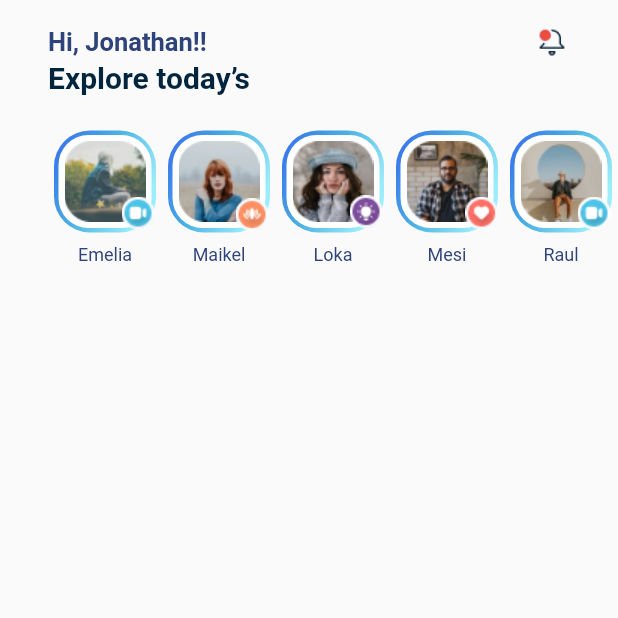
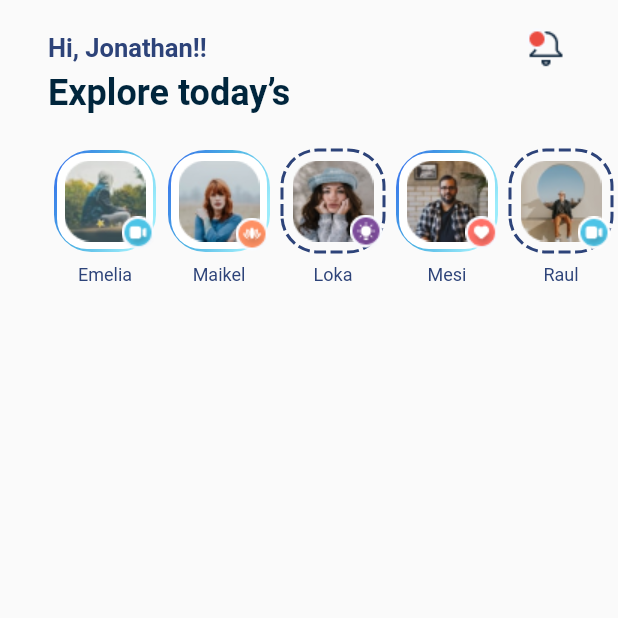
Before and after one commit to mehdi2960/blogClub_flutter, a Flutter app: the screen it shows after launch, on a phone screen of 412 x 824 dp, the top half of it. Run offline on Flutter 3.47's test engine with Material 2 defaults, Android fonts, the phone set to English and light mode, and no system bars; drawn by our look-alikes of dotted_border.

```diff
--- a/lib/main.dart
+++ b/lib/main.dart
@@ -23,9 +23,15 @@ class MyApp extends StatelessWidget {
           subtitle1: TextStyle(
             color: secendryTextColor,
             fontSize: 17,
-              fontWeight: FontWeight.bold),
+            fontWeight: FontWeight.bold,
+          ),
           headline6: TextStyle(
             fontWeight: FontWeight.bold,
+            color: primaryTextColor,
+          ),
+          headline4: TextStyle(
+            fontWeight: FontWeight.w700,
+            fontSize: 24,
             color: primaryTextColor,
           ),
           bodyText2: TextStyle(color: secendryTextColor, fontSize: 12),
@@ -60,8 +66,8 @@ class HomeScreen extends StatelessWidget {
                     ),
                     Image.asset(
                       'assets/img/icons/Notification.png',
-                      width: 24,
-                      height: 24,
+                      width: 32,
+                      height: 32,
                     ),
                   ],
                 ),
@@ -70,13 +76,33 @@ class HomeScreen extends StatelessWidget {
                 padding: const EdgeInsets.fromLTRB(32, 0, 0, 24),
                 child: Text(
                   'Explore today’s',
-                  style: themeData.textTheme.headline6,
+                  style: themeData.textTheme.headline4,
                 ),
               ),
-              SizedBox(
+              _Story(stories: stories),
+            ],
+          ),
+        ),
+      ),
+    );
+  }
+}
+
+class _Story extends StatelessWidget {
+  const _Story({
+    Key? key,
+    required this.stories,
+  }) : super(key: key);
+
+  final List<Story> stories;
+
+  @override
+  Widget build(BuildContext context) {
+    return SizedBox(
       width: MediaQuery.of(context).size.width,
       height: 100,
       child: ListView.builder(
+        physics: const BouncingScrollPhysics(),
         padding: const EdgeInsets.fromLTRB(32, 0, 32, 0),
         itemCount: stories.length,
         scrollDirection: Axis.horizontal,
@@ -88,29 +114,7 @@ class HomeScreen extends StatelessWidget {
               children: [
                 Stack(
                   children: [
-                              Container(
-                                width: 68,
-                                height: 68,
-                                decoration: BoxDecoration(
-                                  borderRadius: BorderRadius.circular(24),
-                                  gradient: const LinearGradient(
-                                    begin: Alignment.topLeft,
-                                    colors: [
-                                      Color(0xff376AED),
-                                      Color(0xff49B0E2),
-                                      Color(0xff9CECFB),
-                                    ],
-                                  ),
-                                ),
-                                child: Container(
-                                  margin: const EdgeInsets.all(3),
-                                  decoration: BoxDecoration(
-                                      color: Colors.white,
-                                      borderRadius: BorderRadius.circular(20)),
-                                  child: Image.asset(
-                                      'assets/img/stories/${story.imageFileName}'),
-                                ),
-                              ),
+                    _StoryItem(story: story),
                     Positioned(
                       bottom: 0,
                       right: 0,
@@ -129,11 +133,73 @@ class HomeScreen extends StatelessWidget {
           );
         },
       ),
-              ),
+    );
+  }
+}
+
+class _StoryItem extends StatelessWidget {
+  const _StoryItem({
+    Key? key,
+    required this.story,
+  }) : super(key: key);
+
+  final Story story;
+
+  @override
+  Widget build(BuildContext context) {
+    return story.isViewed?_profileImageViewed(context) :_profileImageNormal();
+  }
+
+  Widget _profileImageNormal() {
+    return Container(
+    width: 68,
+    height: 68,
+    decoration: BoxDecoration(
+      borderRadius: BorderRadius.circular(25),
+      gradient: const LinearGradient(
+        begin: Alignment.topLeft,
+        colors: [
+          Color(0xff376AED),
+          Color(0xff49B0E2),
+          Color(0xff9CECFB),
         ],
       ),
+    ),
+    child: Container(
+      margin: const EdgeInsets.all(2),
+      decoration: BoxDecoration(
+        color: Colors.white,
+        borderRadius: BorderRadius.circular(20),
+      ),
+      child: _profileImage(),
+    ),
+  );
+  }
+
+    Widget _profileImageViewed(BuildContext context) {
+    return SizedBox(
+      width: 68,
+      height: 68,
+      child: DottedBorder(
+        strokeWidth: 2,
+        borderType: BorderType.RRect,
+        dashPattern: const [8,3],
+        radius: const Radius.circular(24),
+        padding: const EdgeInsets.all(7),
+        color: Theme.of(context).textTheme.bodyText2!.color!,
+        child: Container(
+        decoration: BoxDecoration(
+          borderRadius: BorderRadius.circular(25),
+        ),
+        child: _profileImage(),
         ),
       ),
     );
   }
+
+  Widget _profileImage() {
+    return Image.asset(
+        'assets/img/stories/${story.imageFileName}',
+      );
   }
+}
```
Lines whose indentation alone changed are shown as unchanged.
